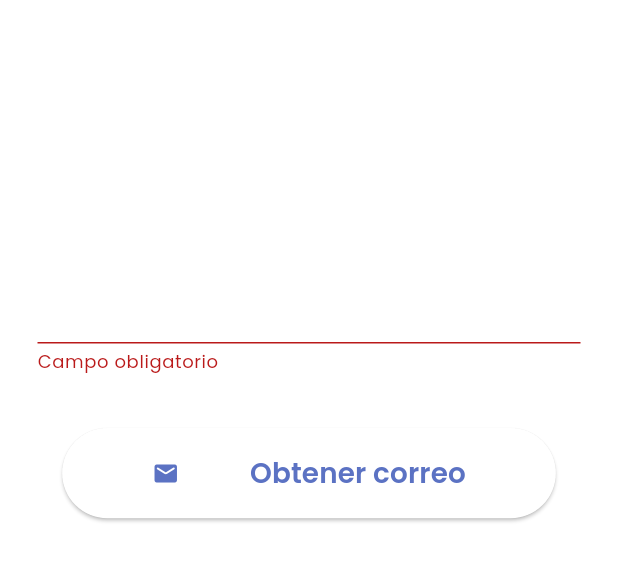
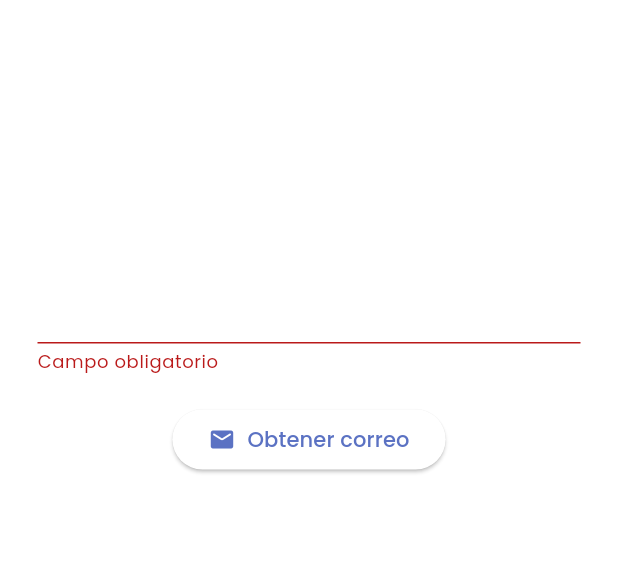
Before and after one commit to bryandelgado99/Electronica-Zurita--Mobile-App, a Flutter app: the RestaurarPwsd widget shown alone on an empty page, opened directly, after a tap on "Obtener correo", on a phone screen of 412 x 824 dp. Shown: the top 561 px of the screen. Run offline on Flutter 3.47's test engine with Material 3 defaults, Android fonts, the phone set to English and light mode, and no system bars; our stand-ins replace expansion_tile_card, flutter_easyloading, flutter_svg, google_nav_bar, shared_preferences; missing offline and left inert: social_media_buttons; accounts and stored records are empty; network calls fail.

```diff
--- a/lib/app/components/RestaurarPwsd.dart
+++ b/lib/app/components/RestaurarPwsd.dart
@@ -1,8 +1,10 @@
 // ignore_for_file: file_names
-import 'package:electronica_zurita/app/components/commonButtons.dart';
+import 'dart:convert';
 import 'package:electronica_zurita/app/components/decorations/texts/widgetText.dart';
 import 'package:electronica_zurita/app/components/app_colors.dart';
 import 'package:flutter/foundation.dart';
+import 'package:flutter_easyloading/flutter_easyloading.dart';
+import 'package:http/http.dart' as http;
 import 'package:flutter/material.dart';
 
 class RestaurarPwsd extends StatefulWidget {
@@ -13,13 +15,52 @@ class RestaurarPwsd extends StatefulWidget {
 }
 
 class _RestaurarPwsdState extends State<RestaurarPwsd> {
+  TextEditingController recpassController = TextEditingController();
+  final _recpass = GlobalKey<FormState>();
+  //final String _recuperarcredenciales = 'https://backendtesis.onrender.com/api/cliente/recuperar-contra';  // URL actualizada
 
-  TextEditingController recpassController= TextEditingController();
-  final _recpass = GlobalKey<FormState>();
+  Future<void> _recuperarContrasena() async {
+    final String correo = recpassController.text;
+    const String uri = "https://backendtesis.onrender.com/api/cliente/recuperar-contra";
+    if (kDebugMode) {
+      print('Correo ingresado: $correo');
+    }
+    EasyLoading.show(status: 'Enviando correo...');
+
+    try {
+      final response = await http.post(
+        Uri.parse(uri),
+        headers: {
+          'Content-Type': 'application/json',
+        },
+        body: jsonEncode({
+          'correo': correo,
+        }),
+      );
+
+      EasyLoading.dismiss();
+
+      if (response.statusCode == 200) {
+        EasyLoading.showSuccess('Correo enviado correctamente');
+      } else {
+        final responseBody = jsonDecode(response.body);
+        if (responseBody.containsKey('msg')) {
+          EasyLoading.showError('Error: ${responseBody['msg']}');
+        } else {
+          EasyLoading.showError('Error desconocido al enviar correo');
+        }
+      }
+    } catch (e) {
+      EasyLoading.dismiss();
+      EasyLoading.showError('Error de red, por favor intenta de nuevo');
+      if (kDebugMode) {
+        print('Error: $e');
+      }
+    }
+  }
 
   @override
   Widget build(BuildContext context) {
-
     final MediaQueryData mediaQueryData = MediaQuery.of(context);
 
     return Padding(
@@ -32,14 +73,21 @@ class _RestaurarPwsdState extends State<RestaurarPwsd> {
             mainAxisSize: MainAxisSize.min,
             mainAxisAlignment: MainAxisAlignment.center,
             children: [
-              const widgetText(text: "Recuperar Contraseña", fontSize: 22, fontWeight: FontWeight.w600, color: Colors.white, textAlign: TextAlign.start),
+              const widgetText(
+                text: "Recuperar Contraseña",
+                fontSize: 22,
+                fontWeight: FontWeight.w600,
+                color: Colors.white,
+                textAlign: TextAlign.start,
+              ),
               const SizedBox(height: 20,),
               const widgetText(
-                  text: "Por favor ingresa tu número de cédula, si te encuentras registrado, para poder recibir un correo con el enlace de recuperación.",
+                text: "Por favor ingresa tu correo electrónico, si te encuentras registrado, para recibir un correo con tus credenciales.",
                 fontSize: 16,
                 fontWeight: FontWeight.w300,
                 color: Colors.white,
-                  textAlign: TextAlign.center),
+                textAlign: TextAlign.center,
+              ),
               const SizedBox(height: 28,),
               Form(
                 key: _recpass,
@@ -47,43 +95,56 @@ class _RestaurarPwsdState extends State<RestaurarPwsd> {
                   style: const TextStyle(color: Colors.white),
                   controller: recpassController,
                   decoration: const InputDecoration(
-                    labelText: "Cédula o RUC",
+                    labelText: "Correo electrónico",
                     hintStyle: TextStyle(color: Colors.white),
                     labelStyle: TextStyle(color: Colors.white),
                     enabledBorder: OutlineInputBorder(
                       borderSide: BorderSide(
-                          color: Colors.white, width: 3.0),
+                        color: Colors.white, width: 3.0,
+                      ),
                     ),
                     focusedBorder: OutlineInputBorder(
                       borderSide: BorderSide(
-                          color: Colors.white, width: 3.0),
+                        color: Colors.white, width: 3.0,
                       ),
                     ),
-                  validator: (ruc){
-                    if(ruc!.isEmpty){
+                  ),
+                  validator: (correo) {
+                    if (correo!.isEmpty) {
                       return "Campo obligatorio";
                     }
-                    if(ruc != '1750629980'){
-                      return "Cédula/RUC incorrectos";
+                    if (!correo.contains('@')) {
+                      return "Formato de correo no válido";
                     }
                     return null;
                   },
                 ),
               ),
               const SizedBox(height: 20,),
-              commonButton(
-                icon: Icons.mail_rounded,
-                color_icon: AppColors.primaryColor,
-                text:"Obtener correo",
-                onPressed: (){
+              ElevatedButton(
+                style: ElevatedButton.styleFrom(
+                  foregroundColor: AppColors.primaryColor, backgroundColor: AppColors.bgColor,
+                ),
+                onPressed: () async{
                   if (_recpass.currentState!.validate()) {
-                   if (kDebugMode) {
-                     print("Correo Enviado");
-                   }
+                    _recuperarContrasena();
                   }
                 },
-                color_btn: AppColors.bgColor,
-                font_color: AppColors.primaryColor,)
+                child: const Row(
+                  mainAxisSize: MainAxisSize.min,
+                  children: [
+                    Icon(
+                      Icons.mail_rounded,
+                      color: AppColors.primaryColor,
+                    ),
+                    SizedBox(width: 8),
+                    Text(
+                      "Obtener correo",
+                      style: TextStyle(color: AppColors.primaryColor),
+                    ),
+                  ],
+                ),
+              ),
             ],
           ),
         ),
--- a/lib/app/views/pages/profileUser.dart
+++ b/lib/app/views/pages/profileUser.dart
@@ -2,7 +2,7 @@
 
 import 'package:flutter/material.dart';
 import 'package:provider/provider.dart';
-import '../../components/ClienteProvider.dart';
+import '../../../models/ClienteProvider.dart';
 import '../../components/ClienteInfo.dart';
 
 class profilePage extends StatefulWidget {
--- a/lib/main.dart
+++ b/lib/main.dart
@@ -1,7 +1,7 @@
 import 'package:flutter/material.dart';
 import 'package:flutter_easyloading/flutter_easyloading.dart';
 import 'package:provider/provider.dart';
-import 'app/components/ClienteProvider.dart';
+import 'models/ClienteProvider.dart';
 import 'app/components/app_colors.dart';
 import 'app/views/Login.dart';
 import 'models/equiposProvider.dart';
--- a/lib/utilities/constants.dart
+++ b/lib/utilities/constants.dart
@@ -1,6 +1,9 @@
 // ignore_for_file: constant_identifier_names
 
 const backend_URL =  "https://backendtesis.onrender.com/api/";
+
+const recuperar_credenciales = "${backend_URL}cliente/recuperar-contra";
+
 const login = "${backend_URL}cliente/login";
 const perfilCliente = "${backend_URL}cliente";
 const proforma = "$backend_URL/proformas/orden";
```
Also changed, not shown: lib/app/views/Login.dart (+19 -7 lines), pubspec.yaml (+8 -0 lines), assets/launcher/icon.png (added), lib/models/ClienteProvider.dart (renamed from lib/app/components/ClienteProvider.dart), pubspec.lock, 1 other file. Lines whose indentation alone changed are shown as unchanged.
